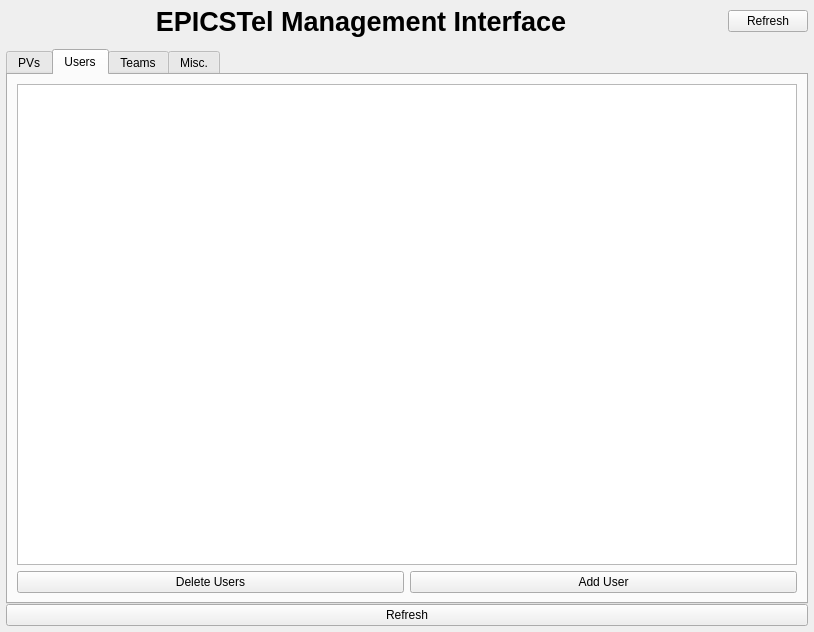
Qt form src/siriushlacon/epicstel/ui/main.ui (lnls-sirius/pydm-opi) before a commit.
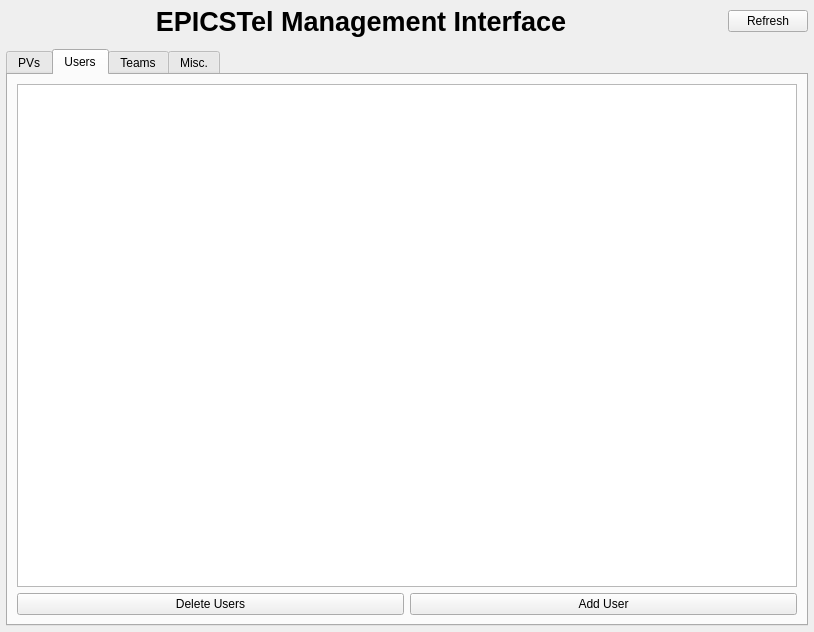
The same form after that commit.

Commit message: Removes superfluous refresh button

```diff
--- a/src/siriushlacon/epicstel/ui/main.ui
+++ b/src/siriushlacon/epicstel/ui/main.ui
@@ -234,16 +234,6 @@
        </item>
       </layout>
      </item>
-     <item row="2" column="0">
-      <widget class="QPushButton" name="pushButton">
-       <property name="text">
-        <string>Refresh</string>
-       </property>
-       <property name="flat">
-        <bool>false</bool>
-       </property>
-      </widget>
-     </item>
     </layout>
    </item>
   </layout>
```
